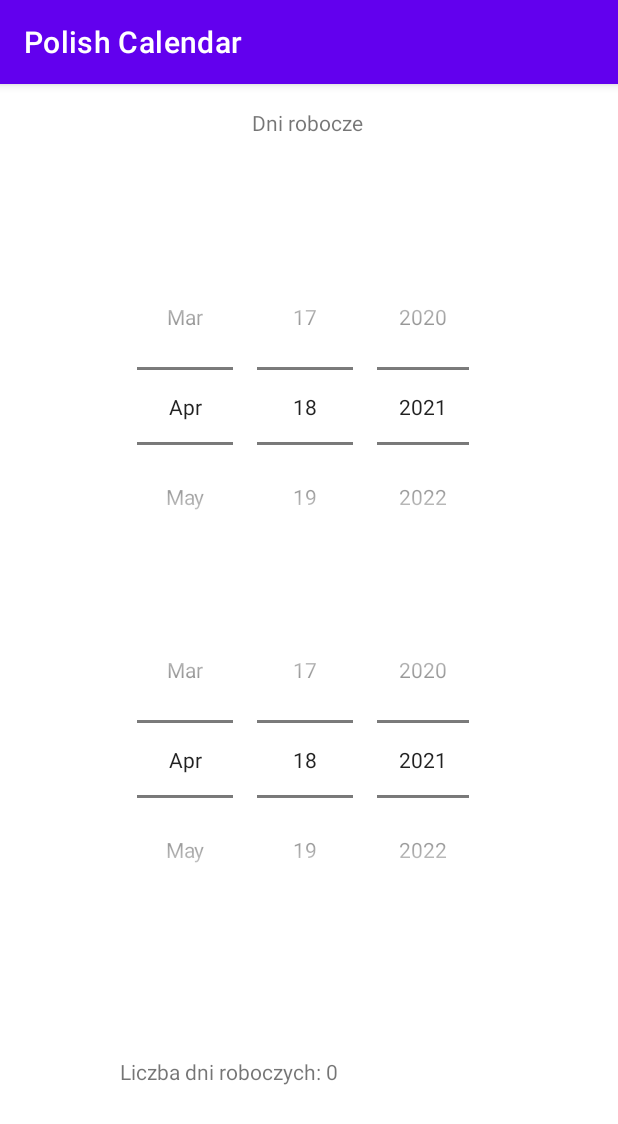
After one commit to Kolano99/daysOfYearsApp, an Android app: the WorkingDaysActivity screen opened directly, with no data from a screen before it, on a phone screen of 412 x 824 dp. The commit adds this screen. Shown: the top 1124 px of the screen. Run offline under Robolectric (Android 15) with nearby library versions, the phone set to English and light mode, and no system bars.

Commit message:
Added difference between working days.

```diff
--- a/app/src/main/AndroidManifest.xml
+++ b/app/src/main/AndroidManifest.xml
@@ -9,7 +9,8 @@
         android:roundIcon="@mipmap/ic_launcher_round"
         android:supportsRtl="true"
         android:theme="@style/Theme.PolishCalendar">
-        <activity android:name=".ShoppingSundaysActivity"></activity>
+        <activity android:name=".WorkingDaysActivity"></activity>
+        <activity android:name=".ShoppingSundaysActivity" />
         <activity android:name=".MainActivity">
             <intent-filter>
                 <action android:name="android.intent.action.MAIN" />
--- a/app/src/main/java/com/example/polishcalendar/MainActivity.kt
+++ b/app/src/main/java/com/example/polishcalendar/MainActivity.kt
@@ -18,6 +18,11 @@ class MainActivity : AppCompatActivity() {
             val intent = Intent(this, ShoppingSundaysActivity::class.java)
             startActivity(intent)
         }
+        findViewById<Button>(R.id.buttonWorkingDays).setOnClickListener {
+            val intent = Intent(this, WorkingDaysActivity::class.java)
+            startActivity(intent)
+        }
+
         val numberPicker = findViewById<NumberPicker>(R.id.yearPicker)
         if (numberPicker != null) {
             numberPicker.minValue = 1900
--- /dev/null
+++ b/app/src/main/java/com/example/polishcalendar/WorkingDaysActivity.kt
@@ -0,0 +1,76 @@
+package com.example.polishcalendar
+
+import android.annotation.SuppressLint
+import androidx.appcompat.app.AppCompatActivity
+import android.os.Bundle
+import android.widget.DatePicker
+import android.widget.TextView
+import java.time.DayOfWeek
+import java.time.LocalDate
+import java.time.ZoneId
+
+class WorkingDaysActivity : AppCompatActivity() {
+    @SuppressLint("SetTextI18n")
+    override fun onCreate(savedInstanceState: Bundle?) {
+        super.onCreate(savedInstanceState)
+        setContentView(R.layout.activity_working_days)
+
+        val startDate = findViewById<DatePicker>(R.id.startDate)
+        val endDate = findViewById<DatePicker>(R.id.endDate)
+
+        if (startDate != null && endDate != null) {
+            val minDate =
+                LocalDate.of(1900, 1, 1).atStartOfDay(ZoneId.systemDefault()).toInstant()
+                    .toEpochMilli()
+            val maxDate =
+                LocalDate.of(2200, 12, 31).atStartOfDay(ZoneId.systemDefault()).toInstant()
+                    .toEpochMilli()
+            startDate.minDate = minDate
+            startDate.maxDate = maxDate
+            endDate.minDate = minDate
+            endDate.maxDate = maxDate
+        }
+        startDate.setOnDateChangedListener { view, year, monthOfYear, dayOfMonth ->
+            val newStartDate = LocalDate.of(year, monthOfYear + 1, dayOfMonth)
+            val oldEndDate = LocalDate.of(endDate.year, endDate.month + 1, endDate.dayOfMonth)
+            if (newStartDate > oldEndDate) {
+                endDate.updateDate(year, monthOfYear, dayOfMonth)
+            }
+            setWorkingDays(getWorkingDays(newStartDate, LocalDate.of(endDate.year, endDate.month + 1, endDate.dayOfMonth)))
+        }
+
+        endDate.setOnDateChangedListener { view, year, monthOfYear, dayOfMonth ->
+            val newEndDate = LocalDate.of(year, monthOfYear + 1, dayOfMonth)
+            val oldStartDate = LocalDate.of(startDate.year, startDate.month + 1, startDate.dayOfMonth)
+            if (newEndDate < oldStartDate) {
+                startDate.updateDate(year, monthOfYear, dayOfMonth)
+            }
+            setWorkingDays(getWorkingDays(LocalDate.of(startDate.year, startDate.month + 1, startDate.dayOfMonth), newEndDate))
+        }
+    }
+
+    @SuppressLint("SetTextI18n")
+    private fun setWorkingDays(days: Long) {
+        findViewById<TextView>(R.id.workingDaysText).text = "Liczba dni roboczych: $days"
+    }
+
+    private fun getWorkingDays(startDate: LocalDate, endDate: LocalDate): Long {
+        var mutableStartDate = startDate
+        val holidays = mutableSetOf<LocalDate>()
+        for (year in startDate.year..endDate.year) {
+            holidays.addAll(HolidayCalculator.getBankingHolidays(year))
+        }
+        var businessDays = 0L
+        while (mutableStartDate < endDate) {
+            val dayOfWeek = mutableStartDate.dayOfWeek
+            if (!holidays.contains(mutableStartDate) &&
+                dayOfWeek != DayOfWeek.SATURDAY &&
+                dayOfWeek != DayOfWeek.SUNDAY
+            ) {
+                businessDays++
+            }
+            mutableStartDate = mutableStartDate.plusDays(1)
+        }
+        return businessDays
+    }
+}
--- /dev/null
+++ b/app/src/main/res/layout/activity_working_days.xml
@@ -0,0 +1,54 @@
+<?xml version="1.0" encoding="utf-8"?>
+<androidx.constraintlayout.widget.ConstraintLayout xmlns:android="http://schemas.android.com/apk/res/android"
+    xmlns:app="http://schemas.android.com/apk/res-auto"
+    xmlns:tools="http://schemas.android.com/tools"
+    android:layout_width="match_parent"
+    android:layout_height="match_parent"
+    tools:context=".WorkingDaysActivity">
+
+    <DatePicker
+        android:id="@+id/endDate"
+        android:layout_width="245dp"
+        android:layout_height="211dp"
+        android:layout_marginBottom="212dp"
+        android:calendarViewShown="false"
+        android:datePickerMode="spinner"
+        app:layout_constraintBottom_toBottomOf="parent"
+        app:layout_constraintEnd_toEndOf="parent"
+        app:layout_constraintStart_toStartOf="parent" />
+
+    <DatePicker
+        android:id="@+id/startDate"
+        android:layout_width="245dp"
+        android:layout_height="211dp"
+        android:layout_marginBottom="24dp"
+        android:calendarViewShown="false"
+        android:datePickerMode="spinner"
+        app:layout_constraintBottom_toTopOf="@+id/endDate"
+        app:layout_constraintEnd_toEndOf="parent"
+        app:layout_constraintStart_toStartOf="parent" />
+
+    <TextView
+        android:id="@+id/textView4"
+        android:layout_width="wrap_content"
+        android:layout_height="wrap_content"
+        android:layout_marginTop="16dp"
+        android:text="Dni robocze"
+        app:layout_constraintEnd_toEndOf="parent"
+        app:layout_constraintHorizontal_bias="0.498"
+        app:layout_constraintStart_toStartOf="parent"
+        app:layout_constraintTop_toTopOf="parent" />
+
+    <TextView
+        android:id="@+id/workingDaysText"
+        android:layout_width="wrap_content"
+        android:layout_height="wrap_content"
+        android:text="Liczba dni roboczych: 0"
+        app:layout_constraintBottom_toBottomOf="parent"
+        app:layout_constraintEnd_toEndOf="parent"
+        app:layout_constraintHorizontal_bias="0.3"
+        app:layout_constraintStart_toStartOf="parent"
+        app:layout_constraintTop_toBottomOf="@+id/endDate"
+        app:layout_constraintVertical_bias="0.481" />
+
+</androidx.constraintlayout.widget.ConstraintLayout>
```
Also changed, not shown: app/src/main/java/com/example/polishcalendar/HolidayCalculator.kt (+18 -0 lines).
